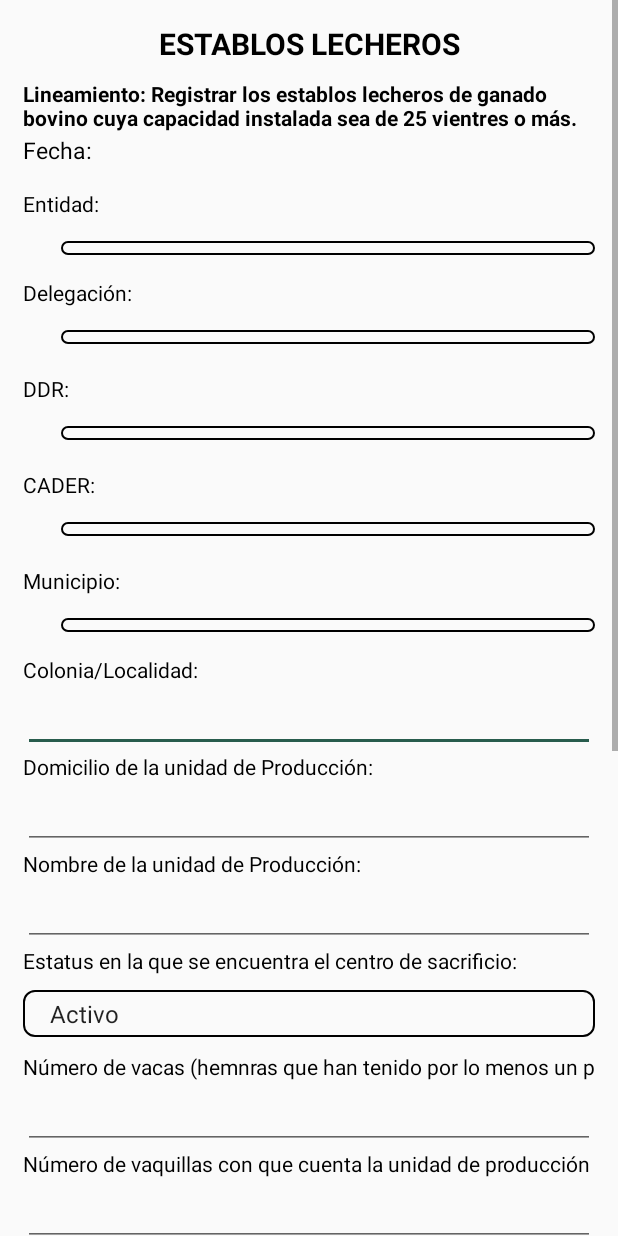
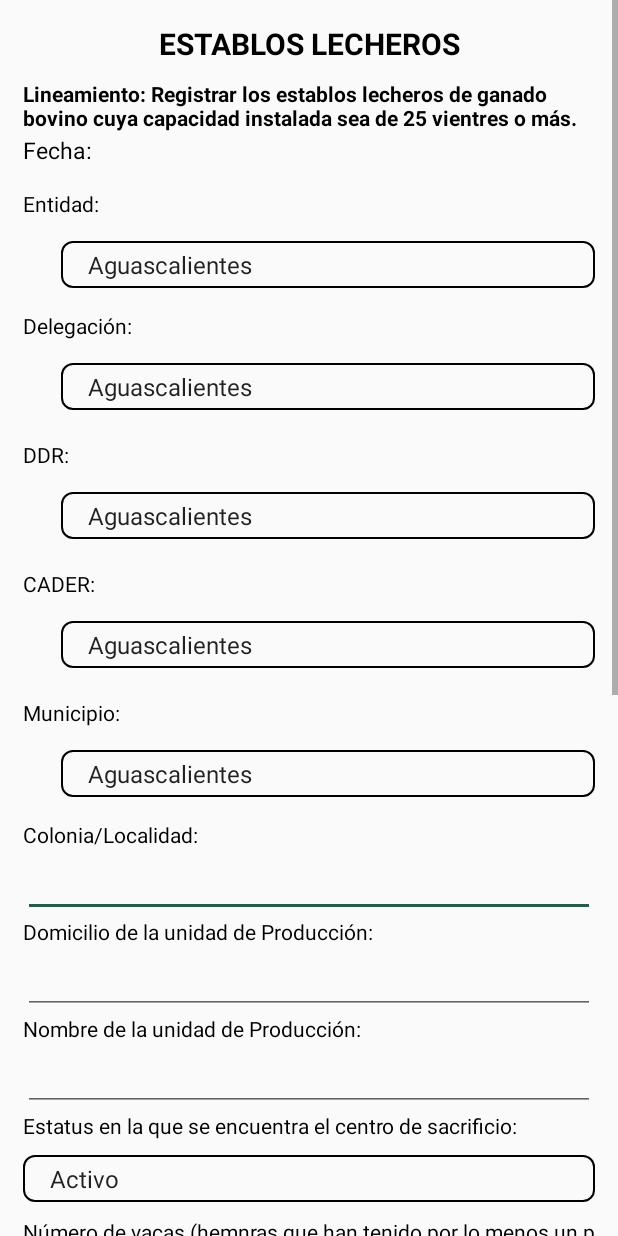
Before and after one commit to Geoberth/GPS-Infraestructura, an Android app: the layout activity_lecheros1.xml on its own in the app's theme, with its tools: preview values and no code run, on a phone screen of 412 x 824 dp. Run offline under Robolectric (Android 15) with nearby library versions, the phone set to English and light mode, and no system bars.

```diff
--- a/app/src/main/res/layout/activity_lecheros1.xml
+++ b/app/src/main/res/layout/activity_lecheros1.xml
@@ -9,8 +9,8 @@
     <ScrollView
         android:layout_width="match_parent"
         android:layout_height="match_parent"
-        tools:layout_editor_absoluteX="0dp"
-        tools:layout_editor_absoluteY="25dp">
+        tools:layout_editor_absoluteX="55dp"
+        tools:layout_editor_absoluteY="-246dp">
 
         <LinearLayout
             android:layout_width="match_parent"
@@ -76,6 +76,7 @@
                 android:layout_marginLeft="25dp"
                 android:layout_marginTop="15dp"
                 android:background="@drawable/borde"
+                android:entries="@array/Estados2021"
                 android:spinnerMode="dropdown"
                 android:textSize="15sp" />
 
@@ -93,14 +94,15 @@
                 android:layout_marginLeft="25dp"
                 android:layout_marginTop="15dp"
                 android:background="@drawable/borde"
+                android:entries="@array/Estados2021"
                 android:spinnerMode="dropdown"
                 android:textSize="15sp" />
 
             <TextView
                 android:layout_width="match_parent"
                 android:layout_height="wrap_content"
+                android:layout_marginTop="20dp"
                 android:text="DDR:"
-            android:layout_marginTop="20dp"
                 android:textColor="#000000" />
 
             <Spinner
@@ -111,14 +113,15 @@
                 android:layout_marginTop="15dp"
                 android:background="@drawable/borde"
                 android:enabled="false"
+                android:entries="@array/Aguascalientes2021"
                 android:spinnerMode="dropdown"
                 android:textSize="15sp" />
 
             <TextView
                 android:layout_width="match_parent"
                 android:layout_height="wrap_content"
+                android:layout_marginTop="20dp"
                 android:text="CADER:"
-            android:layout_marginTop="20dp"
                 android:textColor="#000000" />
 
             <Spinner
@@ -129,14 +132,15 @@
                 android:layout_marginTop="15dp"
                 android:background="@drawable/borde"
                 android:enabled="false"
+                android:entries="@array/Aguascalientes2021"
                 android:spinnerMode="dropdown"
                 android:textSize="15sp" />
 
             <TextView
                 android:layout_width="match_parent"
                 android:layout_height="wrap_content"
+                android:layout_marginTop="20dp"
                 android:text="Municipio:"
-            android:layout_marginTop="20dp"
                 android:textColor="#000000" />
 
             <Spinner
@@ -147,14 +151,15 @@
                 android:layout_marginTop="15dp"
                 android:background="@drawable/borde"
                 android:enabled="false"
+                android:entries="@array/Aguascalientes2021"
                 android:spinnerMode="dropdown"
                 android:textSize="15sp" />
 
             <TextView
                 android:layout_width="match_parent"
                 android:layout_height="wrap_content"
+                android:layout_marginTop="15dp"
                 android:text="Colonia/Localidad:"
-            android:layout_marginTop="15dp"
                 android:textColor="#000000" />
 
             <EditText
@@ -206,8 +211,8 @@
             <TextView
                 android:layout_width="match_parent"
                 android:layout_height="wrap_content"
+                android:inputType="number"
                 android:text="Número de vacas (hemnras que han tenido por lo menos un parto) con que cuenta la unidad de producción:"
-            android:inputType="number"
                 android:textColor="#000000" />
 
             <EditText
@@ -219,8 +224,8 @@
             <TextView
                 android:layout_width="match_parent"
                 android:layout_height="wrap_content"
+                android:inputType="number"
                 android:text="Número de vaquillas con que cuenta la unidad de producción (hembras que alcanzaron su madurez reproductiva pero no han tenido partos):"
-            android:inputType="number"
                 android:textColor="#000000" />
 
             <EditText
@@ -310,9 +315,7 @@
                 android:id="@+id/lech10"
                 android:layout_width="match_parent"
                 android:layout_height="wrap_content"
-            android:inputType="numberDecimal"
                 android:maxLines="1" />
-
 
 
             <com.google.android.material.floatingactionbutton.ExtendedFloatingActionButton
```
Also changed, not shown: app/src/main/java/com/example/geosegalmex/Infra_Lecheros/lecheros1.java (+4 -4 lines), app/src/main/java/com/example/geosegalmex/Infra_Sacrificio/Sacrificio_1.java (+6 -3 lines), app/src/main/res/layout/activity_sacrificio1.xml (+13 -0 lines), 475 other files. Lines whose indentation alone changed are shown as unchanged.
